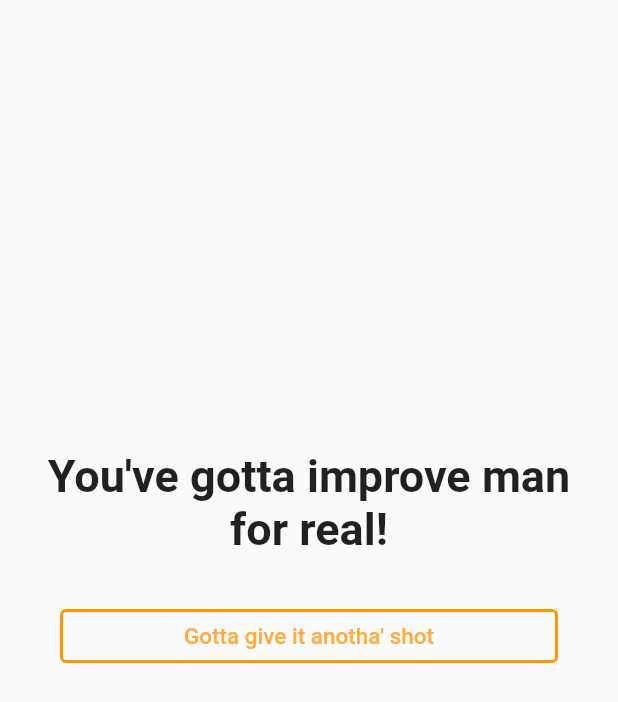
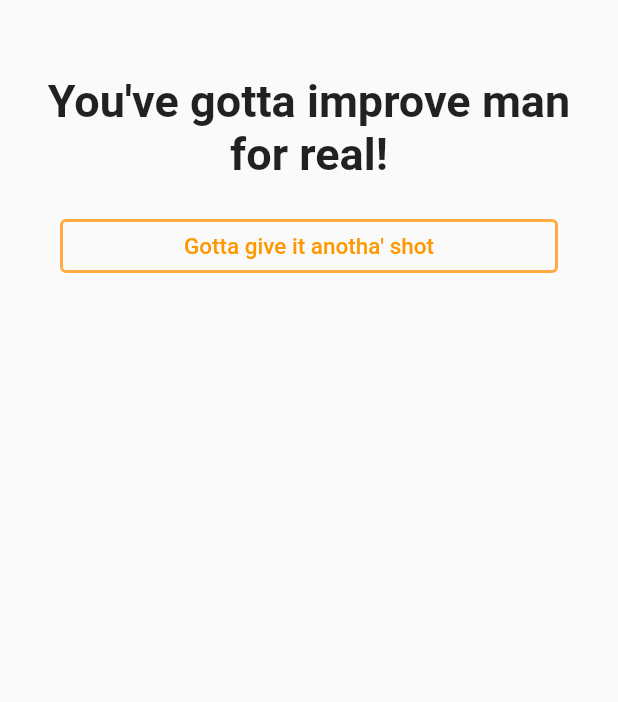
Before and after one commit to SaiVenkatesh007/flutter-prac, a Flutter app: the End widget shown alone on an empty page, opened directly with empty values, on a phone screen of 412 x 824 dp. Shown: the top 702 px of the screen. Run offline on Flutter 3.47's test engine with Material 2 defaults, Android fonts, the phone set to English and light mode, and no system bars.

Commit message:
update
Changed a bit of positioning in the end output

```diff
--- a/quiz_app/lib/end.dart
+++ b/quiz_app/lib/end.dart
@@ -25,7 +25,7 @@ class End extends StatelessWidget {
   @override
   Widget build(BuildContext context) {
     return Container(
-      margin: const EdgeInsets.symmetric(vertical: 300, horizontal: 10),
+      margin: const EdgeInsets.symmetric(vertical: 50, horizontal: 10),
       child: Column(
         children: [
           Text(
@@ -38,19 +38,19 @@ class End extends StatelessWidget {
           ),
           Container(
             width: double.infinity,
-            margin: const EdgeInsets.all(30),
+            margin: const EdgeInsets.symmetric(vertical: 20, horizontal: 30),
             child: OutlinedButton(
               onPressed: resetFunc,
               style: OutlinedButton.styleFrom(
                 side: const BorderSide(
                   width: 2,
-                  color: Colors.orange,
+                  color: Colors.orangeAccent,
                 ),
               ),
               child: const Text(
                 "Gotta give it anotha' shot",
                 style: TextStyle(
-                  color: Colors.orangeAccent,
+                  color: Colors.orange,
                   fontSize: 15,
                 ),
               ),
```
